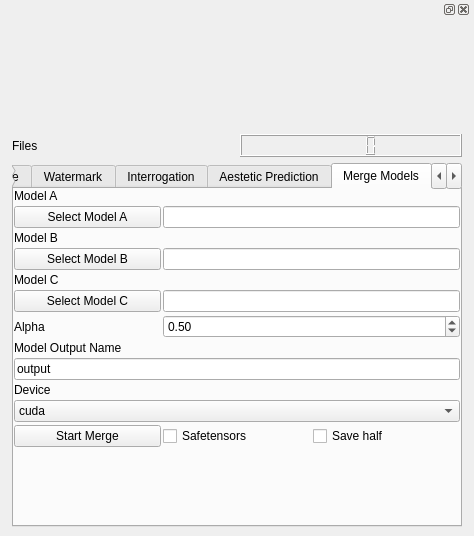
Old version of the form frontend/ui/img_lab.ui in the repository XmYx/ainodes-pyside.
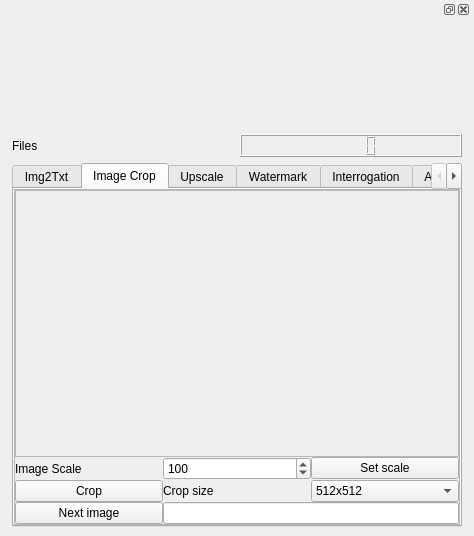
New version of the form.

Commit message: less bugs, added a last feature as it is missing image crop in image lab. this helps cropping images for training and makes the process kind of easy...

Diff of the .ui file:
```diff
--- a/frontend/ui/img_lab.ui
+++ b/frontend/ui/img_lab.ui
@@ -85,7 +85,7 @@
              <string>Is taking a lot of memory, maybe not usefull right now. It does need more that 24GB VRam to upscale a 512x512 image. So you have to use much smaler source images to getz it working on a RTX3090 orRTX 4090</string>
             </property>
             <property name="currentIndex">
-             <number>5</number>
+             <number>1</number>
             </property>
             <widget class="QWidget" name="imgToTxt">
              <attribute name="title">
@@ -162,6 +162,159 @@
               </item>
              </layout>
             </widget>
+            <widget class="QWidget" name="tab">
+             <attribute name="title">
+              <string>Image Crop</string>
+             </attribute>
+             <layout class="QGridLayout" name="gridLayout_9">
+              <property name="leftMargin">
+               <number>0</number>
+              </property>
+              <property name="topMargin">
+               <number>0</number>
+              </property>
+              <property name="rightMargin">
+               <number>0</number>
+              </property>
+              <property name="bottomMargin">
+               <number>0</number>
+              </property>
+              <property name="horizontalSpacing">
+               <number>2</number>
+              </property>
+              <property name="verticalSpacing">
+               <number>3</number>
+              </property>
+              <item row="0" column="0">
+               <widget class="QScrollArea" name="scrollArea">
+                <property name="widgetResizable">
+                 <bool>true</bool>
+                </property>
+                <widget class="QWidget" name="scrollAreaWidgetContents">
+                 <property name="geometry">
+                  <rect>
+                   <x>0</x>
+                   <y>0</y>
+                   <width>442</width>
+                   <height>328</height>
+                  </rect>
+                 </property>
+                 <layout class="QGridLayout" name="gridLayout_10">
+                  <property name="leftMargin">
+                   <number>0</number>
+                  </property>
+                  <property name="topMargin">
+                   <number>0</number>
+                  </property>
+                  <property name="rightMargin">
+                   <number>0</number>
+                  </property>
+                  <property name="bottomMargin">
+                   <number>0</number>
+                  </property>
+                  <property name="spacing">
+                   <number>0</number>
+                  </property>
+                  <item row="1" column="2">
+                   <widget class="QSpinBox" name="image_scale">
+                    <property name="maximum">
+                     <number>1000</number>
+                    </property>
+                    <property name="value">
+                     <number>100</number>
+                    </property>
+                   </widget>
+                  </item>
+                  <item row="3" column="2" colspan="2">
+                   <widget class="QLineEdit" name="image_size"/>
+                  </item>
+                  <item row="0" column="1" colspan="3">
+                   <widget class="QFrame" name="crop_area">
+                    <property name="frameShape">
+                     <enum>QFrame::StyledPanel</enum>
+                    </property>
+                    <property name="frameShadow">
+                     <enum>QFrame::Raised</enum>
+                    </property>
+                    <layout class="QGridLayout" name="crop_layout">
+                     <property name="leftMargin">
+                      <number>0</number>
+                     </property>
+                     <property name="topMargin">
+                      <number>0</number>
+                     </property>
+                     <property name="rightMargin">
+                      <number>0</number>
+                     </property>
+                     <property name="bottomMargin">
+                      <number>0</number>
+                     </property>
+                     <property name="spacing">
+                      <number>0</number>
+                     </property>
+                    </layout>
+                   </widget>
+                  </item>
+                  <item row="1" column="3">
+                   <widget class="QPushButton" name="set_crop_image_scale">
+                    <property name="text">
+                     <string>Set scale</string>
+                    </property>
+                   </widget>
+                  </item>
+                  <item row="3" column="1">
+                   <widget class="QPushButton" name="next_image">
+                    <property name="text">
+                     <string>Next image</string>
+                    </property>
+                   </widget>
+                  </item>
+                  <item row="1" column="1">
+                   <widget class="QLabel" name="label_12">
+                    <property name="text">
+                     <string>Image Scale</string>
+                    </property>
+                   </widget>
+                  </item>
+                  <item row="2" column="3">
+                   <widget class="QComboBox" name="crop_size">
+                    <item>
+                     <property name="text">
+                      <string>512x512</string>
+                     </property>
+                    </item>
+                    <item>
+                     <property name="text">
+                      <string>768x768</string>
+                     </property>
+                    </item>
+                    <item>
+                     <property name="text">
+                      <string>1024x1024</string>
+                     </property>
+                    </item>
+                   </widget>
+                  </item>
+                  <item row="2" column="2">
+                   <widget class="QLabel" name="label_28">
+                    <property name="text">
+                     <string>Crop size</string>
+                    </property>
+                   </widget>
+                  </item>
+                  <item row="2" column="1">
+                   <widget class="QPushButton" name="crop">
+                    <property name="text">
+                     <string>Crop</string>
+                    </property>
+                   </widget>
+                  </item>
+                 </layout>
+                </widget>
+               </widget>
+              </item>
+             </layout>
+            </widget>
             <widget class="QWidget" name="Upscale">
              <attribute name="title">
               <string>Upscale</string>
@@ -770,11 +923,6 @@
               </item>
               <item row="13" column="0" colspan="3">
                <widget class="QComboBox" name="device">
-                <item>
-                 <property name="text">
-                  <string>cuda</string>
-                 </property>
-                </item>
                 <item>
                  <property name="text">
                   <string>cpu</string>
```
Left out of the diff: 72 changed lines with no effect on the pictures. The commit also changes 2 other files.
